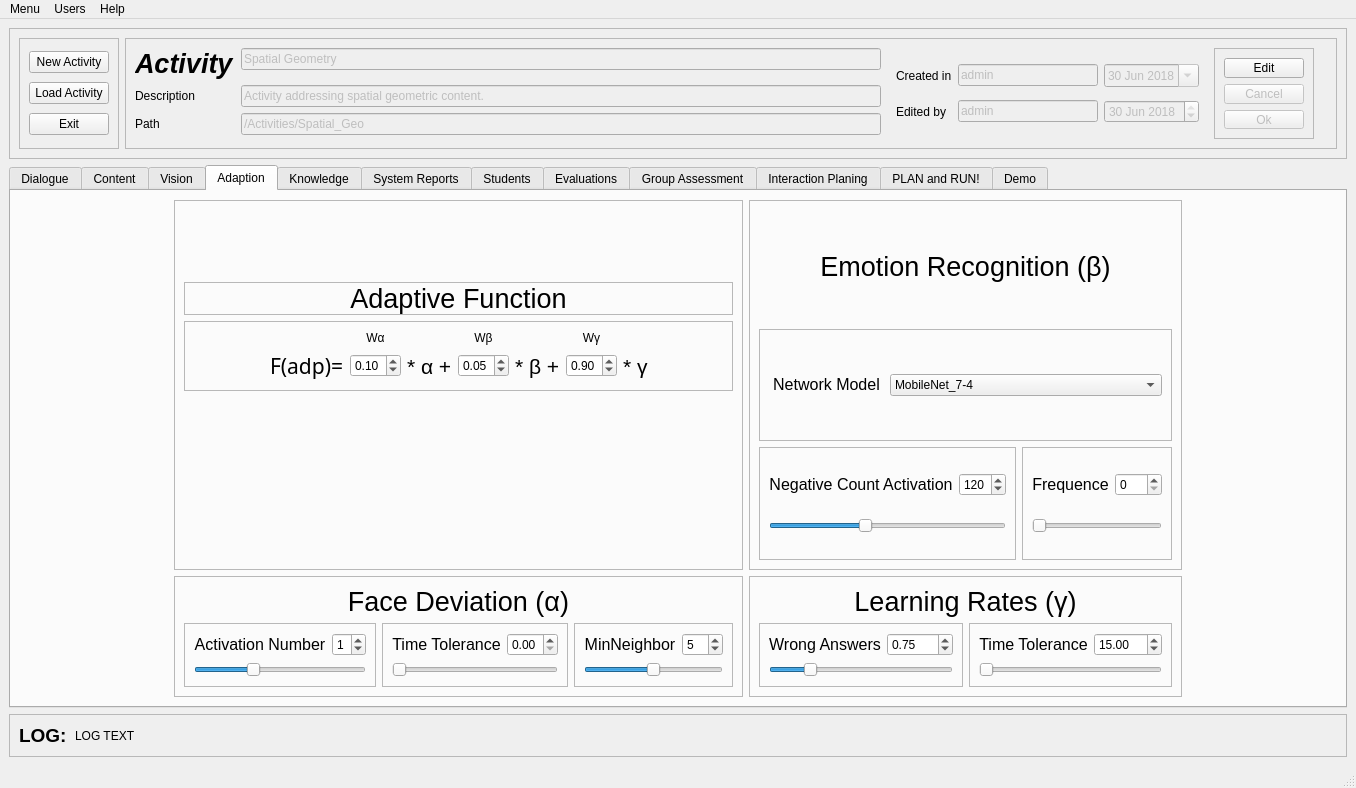
Old version of the form Arch_2_1/GUI/activities_Manager.ui in the repository LAR-Educational/Architecture_v2_0.
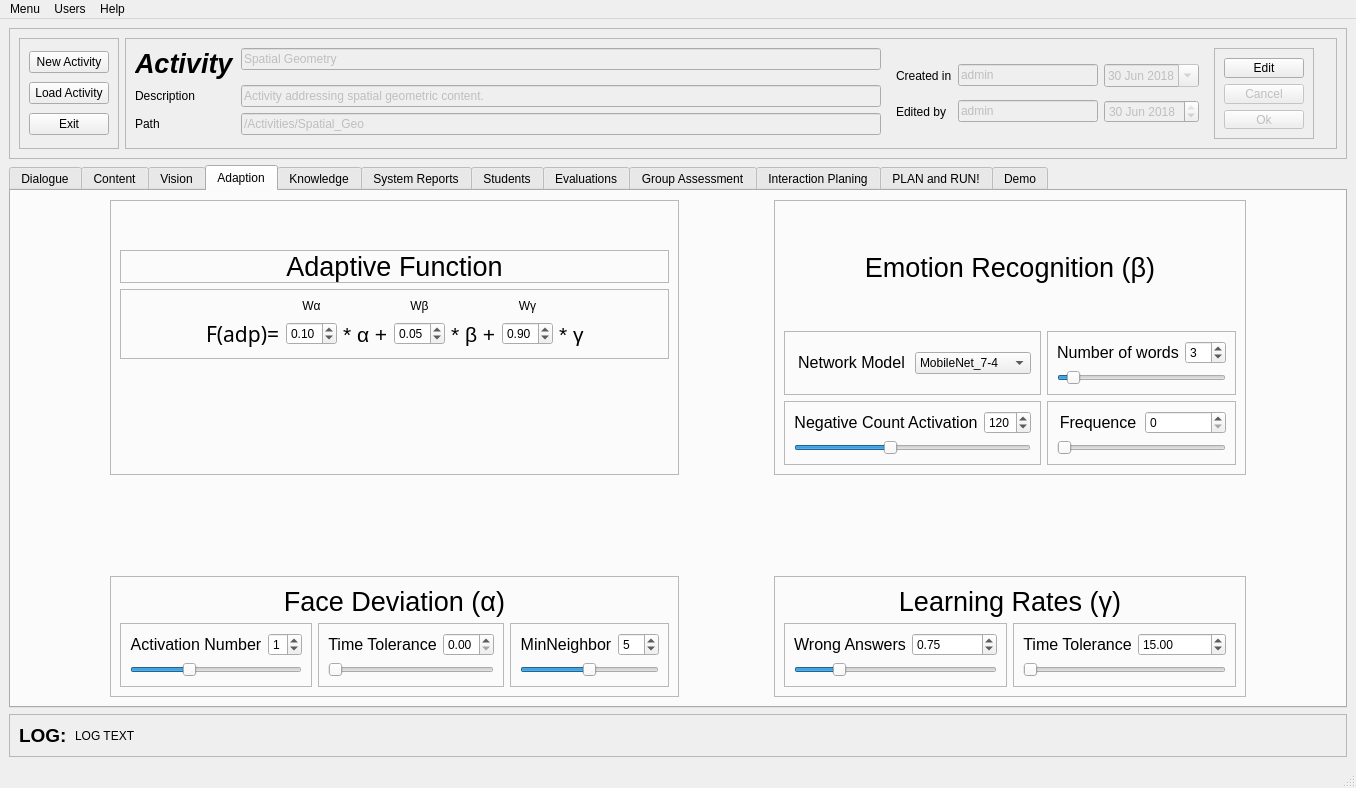
New version of the form. The open tabs and pages were chosen to show the change. Icons and pictures are not drawn.

Diff of the .ui file:
```diff
--- a/Arch_2_1/GUI/activities_Manager.ui
+++ b/Arch_2_1/GUI/activities_Manager.ui
@@ -2835,7 +2835,20 @@
           </layout>
          </widget>
         </item>
-        <item row="0" column="2">
+        <item row="0" column="4">
+         <spacer name="horizontalSpacer_5">
+          <property name="orientation">
+           <enum>Qt::Horizontal</enum>
+          </property>
+          <property name="sizeHint" stdset="0">
+           <size>
+            <width>40</width>
+            <height>20</height>
+           </size>
+          </property>
+         </spacer>
+        </item>
+        <item row="0" column="3">
          <widget class="QFrame" name="frame_32">
           <property name="frameShape">
            <enum>QFrame::StyledPanel</enum>
@@ -2844,7 +2857,61 @@
            <enum>QFrame::Raised</enum>
           </property>
           <layout class="QGridLayout" name="gridLayout_18">
-           <item row="1" column="0" colspan="2">
+           <item row="4" column="0">
+            <widget class="QFrame" name="frame_43">
+             <property name="frameShape">
+              <enum>QFrame::StyledPanel</enum>
+             </property>
+             <property name="frameShadow">
+              <enum>QFrame::Raised</enum>
+             </property>
+             <layout class="QGridLayout" name="gridLayout_29">
+              <item row="0" column="0">
+               <widget class="QLabel" name="label_68">
+                <property name="font">
+                 <font>
+                  <family>Ubuntu</family>
+                  <pointsize>12</pointsize>
+                 </font>
+                </property>
+                <property name="text">
+                 <string>Negative Count Activation</string>
+                </property>
+                <property name="alignment">
+                 <set>Qt::AlignCenter</set>
+                </property>
+               </widget>
+              </item>
+              <item row="0" column="1">
+               <widget class="QSpinBox" name="negEmoAct__spinBox">
+                <property name="maximum">
+                 <number>300</number>
+                </property>
+                <property name="value">
+                 <number>120</number>
+                </property>
+               </widget>
+              </item>
+              <item row="1" column="0" colspan="2">
+               <widget class="QSlider" name="negEmoAct_horizontalSlider">
+                <property name="maximum">
+                 <number>300</number>
+                </property>
+                <property name="singleStep">
+                 <number>10</number>
+                </property>
+                <property name="value">
+                 <number>120</number>
+                </property>
+                <property name="orientation">
+                 <enum>Qt::Horizontal</enum>
+                </property>
+               </widget>
+              </item>
+             </layout>
+            </widget>
+           </item>
+           <item row="3" column="0">
             <widget class="QFrame" name="frame_33">
              <property name="minimumSize">
               <size>
@@ -2927,61 +2994,7 @@
              </layout>
             </widget>
            </item>
-           <item row="2" column="0">
-            <widget class="QFrame" name="frame_43">
-             <property name="frameShape">
-              <enum>QFrame::StyledPanel</enum>
-             </property>
-             <property name="frameShadow">
-              <enum>QFrame::Raised</enum>
-             </property>
-             <layout class="QGridLayout" name="gridLayout_29">
-              <item row="0" column="0">
-               <widget class="QLabel" name="label_68">
-                <property name="font">
-                 <font>
-                  <family>Ubuntu</family>
-                  <pointsize>12</pointsize>
-                 </font>
-                </property>
-                <property name="text">
-                 <string>Negative Count Activation</string>
-                </property>
-                <property name="alignment">
-                 <set>Qt::AlignCenter</set>
-                </property>
-               </widget>
-              </item>
-              <item row="0" column="1">
-               <widget class="QSpinBox" name="negEmoAct__spinBox">
-                <property name="maximum">
-                 <number>300</number>
-                </property>
-                <property name="value">
-                 <number>120</number>
-                </property>
-               </widget>
-              </item>
-              <item row="1" column="0" colspan="2">
-               <widget class="QSlider" name="negEmoAct_horizontalSlider">
-                <property name="maximum">
-                 <number>300</number>
-                </property>
-                <property name="singleStep">
-                 <number>10</number>
-                </property>
-                <property name="value">
-                 <number>120</number>
-                </property>
-                <property name="orientation">
-                 <enum>Qt::Horizontal</enum>
-                </property>
-               </widget>
-              </item>
-             </layout>
-            </widget>
-           </item>
-           <item row="2" column="1">
+           <item row="4" column="1">
             <widget class="QFrame" name="frame_34">
              <property name="frameShape">
               <enum>QFrame::StyledPanel</enum>
@@ -3029,7 +3042,7 @@
              </layout>
             </widget>
            </item>
-           <item row="0" column="0" colspan="2">
+           <item row="1" column="0" colspan="2">
             <widget class="QLabel" name="label_59">
              <property name="font">
               <font>
@@ -3045,23 +3058,90 @@
              </property>
             </widget>
            </item>
+           <item row="2" column="0">
+            <spacer name="verticalSpacer_32">
+             <property name="orientation">
+              <enum>Qt::Vertical</enum>
+             </property>
+             <property name="sizeHint" stdset="0">
+              <size>
+               <width>20</width>
+               <height>40</height>
+              </size>
+             </property>
+            </spacer>
+           </item>
+           <item row="3" column="1">
+            <widget class="QFrame" name="frame_94">
+             <property name="frameShape">
+              <enum>QFrame::StyledPanel</enum>
+             </property>
+             <property name="frameShadow">
+              <enum>QFrame::Raised</enum>
+             </property>
+             <layout class="QGridLayout" name="gridLayout_73">
+              <item row="0" column="0">
+               <widget class="QLabel" name="label_136">
+                <property name="font">
+                 <font>
+                  <family>Ubuntu</family>
+                  <pointsize>12</pointsize>
+                 </font>
+                </property>
+                <property name="text">
+                 <string>Number of words</string>
+                </property>
+                <property name="alignment">
+                 <set>Qt::AlignCenter</set>
+                </property>
+               </widget>
+              </item>
+              <item row="0" column="1">
+               <widget class="QSpinBox" name="adp_words_spinBox">
+                <property name="maximum">
+                 <number>50</number>
+                </property>
+                <property name="value">
+                 <number>3</number>
+                </property>
+               </widget>
+              </item>
+              <item row="1" column="0" colspan="2">
+               <widget class="QSlider" name="emoFreq_horizontalSlider_2">
+                <property name="maximum">
+                 <number>50</number>
+                </property>
+                <property name="singleStep">
+                 <number>1</number>
+                </property>
+                <property name="value">
+                 <number>3</number>
+                </property>
+                <property name="orientation">
+                 <enum>Qt::Horizontal</enum>
+                </property>
+               </widget>
+              </item>
+             </layout>
+            </widget>
+           </item>
+           <item row="0" column="0">
+            <spacer name="verticalSpacer_33">
+             <property name="orientation">
+              <enum>Qt::Vertical</enum>
+             </property>
+             <property name="sizeHint" stdset="0">
+              <size>
+               <width>20</width>
+               <height>40</height>
+              </size>
+             </property>
+            </spacer>
+           </item>
           </layout>
          </widget>
         </item>
-        <item row="0" column="3">
-         <spacer name="horizontalSpacer_5">
-          <property name="orientation">
-           <enum>Qt::Horizontal</enum>
-          </property>
-          <property name="sizeHint" stdset="0">
-           <size>
-            <width>40</width>
-            <height>20</height>
-           </size>
-          </property>
-         </spacer>
-        </item>
-        <item row="1" column="1">
+        <item row="2" column="1">
          <widget class="QFrame" name="frame_7">
           <property name="frameShape">
            <enum>QFrame::StyledPanel</enum>
@@ -3239,7 +3319,7 @@
           </layout>
          </widget>
         </item>
-        <item row="1" column="2">
+        <item row="2" column="3">
          <widget class="QFrame" name="frame_35">
           <property name="frameShape">
            <enum>QFrame::StyledPanel</enum>
@@ -3357,6 +3437,32 @@
           </layout>
          </widget>
         </item>
+        <item row="1" column="3">
+         <spacer name="verticalSpacer_31">
+          <property name="orientation">
+           <enum>Qt::Vertical</enum>
+          </property>
+          <property name="sizeHint" stdset="0">
+           <size>
+            <width>20</width>
+            <height>40</height>
+           </size>
+          </property>
+         </spacer>
+        </item>
+        <item row="0" column="2">
+         <spacer name="horizontalSpacer_44">
+          <property name="orientation">
+           <enum>Qt::Horizontal</enum>
+          </property>
+          <property name="sizeHint" stdset="0">
+           <size>
+            <width>40</width>
+            <height>20</height>
+           </size>
+          </property>
+         </spacer>
+        </item>
        </layout>
        <zorder>frame_7</zorder>
        <zorder>frame_32</zorder>
```
Left out of the diff: 140 changed lines with no effect on the pictures.
